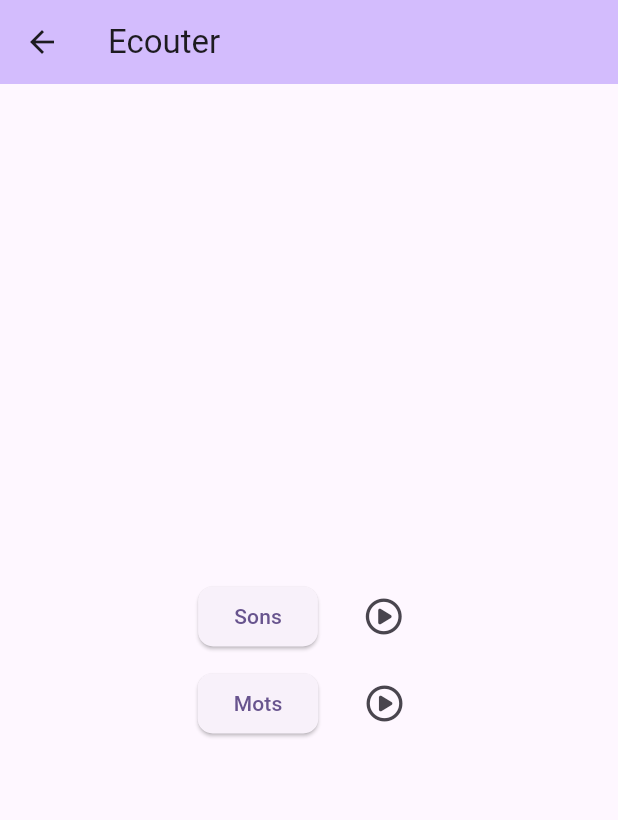
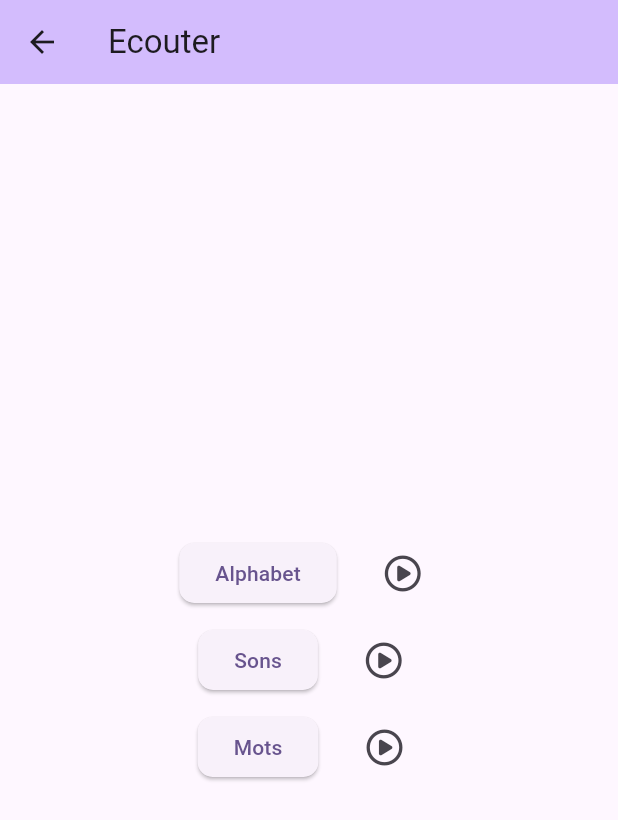
Before and after one commit to loloof64/EntrainementLecture, a Flutter app: the ListenMenuScreen screen opened directly, on a phone screen of 412 x 824 dp. Shown: the top 820 px of the screen. Run offline on Flutter 3.47's test engine with Material 2 defaults, Android fonts, the light colour scheme and no system bars; our stand-ins replace font_awesome_flutter; missing offline and left inert: minisound.

Commit message:
finished listen screen, but still no action in it

```diff
--- a/lib/screens/listen_menu.dart
+++ b/lib/screens/listen_menu.dart
@@ -16,6 +16,14 @@ class ListenMenuScreen extends StatelessWidget {
         mainAxisAlignment: MainAxisAlignment.center,
         children: [
           MenuButtonWidget(
+            caption: 'Alphabet',
+            soundAssetPath: 'assets/sounds/alphabet.mp3',
+            onNavigation: () {},
+          ),
+          const SizedBox(
+            height: menusVerticalGap,
+          ),
+          MenuButtonWidget(
             caption: 'Sons',
             soundAssetPath: 'assets/sounds/son.mp3',
             onNavigation: () {},
```
Also changed, not shown: 3 other files.
